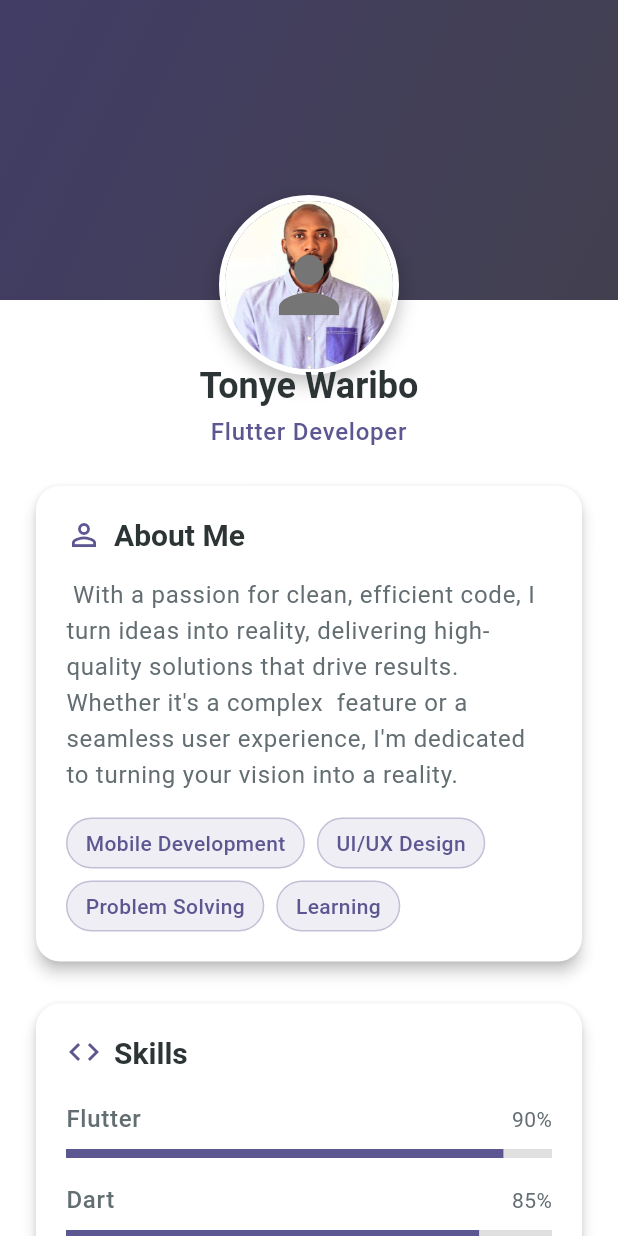
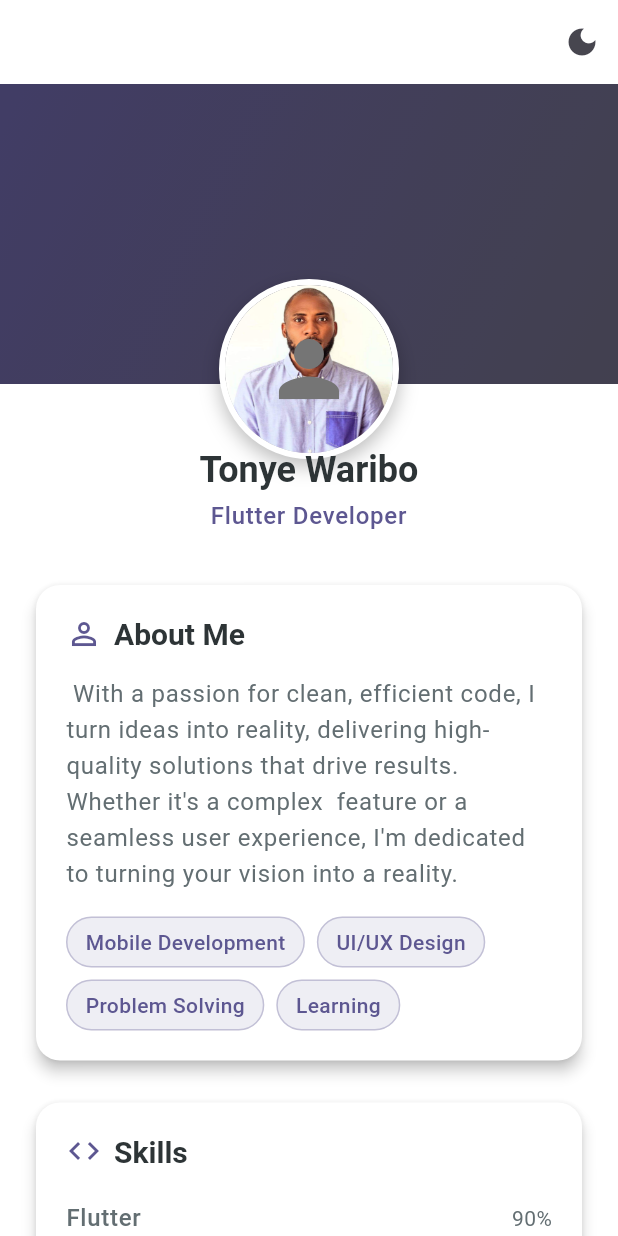
Before and after one commit to sprucetonye/profilee, a Flutter app: the screen it shows after launch, on a phone screen of 412 x 824 dp. Run offline on Flutter 3.47's test engine with Material 3 defaults, Android fonts, the phone set to English and light mode, and no system bars; our stand-ins replace font_awesome_flutter; Roboto replaces fonts that are missing (Poppins).

Commit message:
I just updated the entire app and add some features

```diff
--- a/lib/DesignSystem/apptheme.dart
+++ b/lib/DesignSystem/apptheme.dart
@@ -9,6 +9,12 @@ class Apptheme {
   static const textPrimary = Color(0xFF2D3436);
   static const textSecondary = Color(0xFF636E72);
 
+  // Dark Theme Colors
+  static const Color darkBackgroundColor = Color(0xFF121212);
+  static const Color darkSurfaceColor = Color(0xFF1E1E1E);
+  static const Color darkTextPrimary = Color(0xFFE0E0E0);
+  static const Color darkTextSecondary = Color(0xFFB0B0B0);
+
   static ThemeData get lightTheme {
     return ThemeData(
       useMaterial3: true,
@@ -17,9 +23,9 @@ class Apptheme {
         seedColor: primaryColor,
         brightness: Brightness.light,
         surface: surfaceColor,
-      // ).copyWith(
-      //   background: backgroundColor,
-      // ),
+        // ).copyWith(
+        //   background: backgroundColor,
+        // ),
       ),
       textTheme: const TextTheme(
         headlineLarge: TextStyle(
@@ -37,16 +43,8 @@ class Apptheme {
           fontWeight: FontWeight.w600,
           color: textPrimary,
         ),
-        bodyLarge: TextStyle(
-          fontSize: 16,
-          color: textSecondary,
-          height: 1.5,
-        ),
-bodyMedium: TextStyle(
-  fontSize: 14,
-  color: textSecondary,
-  height: 1.4,
-),
+        bodyLarge: TextStyle(fontSize: 16, color: textSecondary, height: 1.5),
+        bodyMedium: TextStyle(fontSize: 14, color: textSecondary, height: 1.4),
       ),
 
       elevatedButtonTheme: ElevatedButtonThemeData(
@@ -56,20 +54,59 @@ bodyMedium: TextStyle(
           shape: RoundedRectangleBorder(
             borderRadius: BorderRadius.circular(12.0),
           ),
-          padding: const EdgeInsets.symmetric(
-            horizontal: 24,
-            vertical: 12,
-          ),
+          padding: const EdgeInsets.symmetric(horizontal: 24, vertical: 12),
         ),
       ),
       cardTheme: CardThemeData(
         elevation: 4,
-        shape: RoundedRectangleBorder(
-          borderRadius: BorderRadius.circular(16),
-        ),
+        shape: RoundedRectangleBorder(borderRadius: BorderRadius.circular(16)),
         color: surfaceColor,
       ),
+    );
+  }
 
+  static ThemeData get darkTheme {
+    return ThemeData(
+      useMaterial3: true,
+      fontFamily: "Poppins",
+      brightness: Brightness.dark,
+      colorScheme: ColorScheme.fromSeed(
+        seedColor: primaryColor,
+        brightness: Brightness.dark,
+        surface: darkSurfaceColor,
+      ).copyWith(background: darkBackgroundColor, onSurface: darkTextPrimary),
+      textTheme: const TextTheme(
+        headlineLarge: TextStyle(
+          fontSize: 32,
+          fontWeight: FontWeight.bold,
+          color: darkTextPrimary,
+        ),
+        headlineMedium: TextStyle(
+          fontSize: 24,
+          fontWeight: FontWeight.w600,
+          color: darkTextPrimary,
+        ),
+        titleLarge: TextStyle(
+          fontSize: 20,
+          fontWeight: FontWeight.w600,
+          color: darkTextPrimary,
+        ),
+        bodyLarge: TextStyle(
+          fontSize: 16,
+          color: darkTextSecondary,
+          height: 1.5,
+        ),
+        bodyMedium: TextStyle(
+          fontSize: 14,
+          color: darkTextSecondary,
+          height: 1.4,
+        ),
+      ),
+      cardTheme: CardThemeData(
+        elevation: 4,
+        shape: RoundedRectangleBorder(borderRadius: BorderRadius.circular(16)),
+        color: darkSurfaceColor,
+      ),
     );
   }
 }
--- a/lib/main.dart
+++ b/lib/main.dart
@@ -7,15 +7,32 @@ void main() {
   runApp(const ProfileApp());
 }
 
-class ProfileApp extends StatelessWidget {
+class ProfileApp extends StatefulWidget {
   const ProfileApp({super.key});
+
+  @override
+  State<ProfileApp> createState() => _ProfileAppState();
+}
+
+class _ProfileAppState extends State<ProfileApp> {
+  ThemeMode _themeMode = ThemeMode.light;
+
+  void _toggleTheme() {
+    setState(() {
+      _themeMode = _themeMode == ThemeMode.light
+          ? ThemeMode.dark
+          : ThemeMode.light;
+    });
+  }
 
   @override
   Widget build(BuildContext context) {
     return MaterialApp(
       title: 'My Profile',
       theme: Apptheme.lightTheme,
-      home: const ProfileScreen(),
+      darkTheme: Apptheme.darkTheme,
+      themeMode: _themeMode,
+      home: ProfileScreen(toggleTheme: _toggleTheme, themeMode: _themeMode),
       debugShowCheckedModeBanner: false,
     );
   }
--- a/lib/screens/profile_screen.dart
+++ b/lib/screens/profile_screen.dart
@@ -7,23 +7,43 @@ import '../widgets/contact_section.dart';
 import '../widgets/projects_section.dart';
 
 class ProfileScreen extends StatelessWidget {
-  const ProfileScreen({super.key});
+  final VoidCallback toggleTheme;
+  final ThemeMode themeMode;
+
+  const ProfileScreen({
+    super.key,
+    required this.toggleTheme,
+    required this.themeMode,
+  });
 
   @override
   Widget build(BuildContext context) {
     return Scaffold(
+      appBar: AppBar(
+        elevation: 0,
+
+        backgroundColor: Colors.transparent,
+        actions: [
+          IconButton(
+            icon: Icon(
+              themeMode == ThemeMode.light ? Icons.dark_mode : Icons.light_mode,
+            ),
+            onPressed: toggleTheme,
+          ),
+        ],
+      ),
       body: SingleChildScrollView(
         child: Column(
           children: const [
             ProfileHeader(),
-            SizedBox(height: 20),
+            SizedBox(height: 30),
             AboutSection(),
             SizedBox(height: 20),
             SkillsSection(),
             SizedBox(height: 20),
             ContactSection(),
             SizedBox(height: 20),
-            ProjectsSection(),
+            // ProjectsSection(),
             SizedBox(height: 40),
           ],
         ),
```
Also changed, not shown: lib/widgets/profile_header.dart (+7 -0 lines), lib/widgets/projects_section.dart (+135 -135 lines), pubspec.lock, 1 other file.
